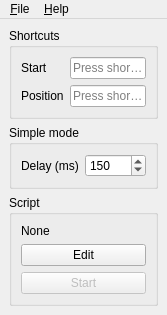
This is ui/mainwindow.ui in kervala/autoclicker as Qt 5 draws it before an edit. The edited form follows.
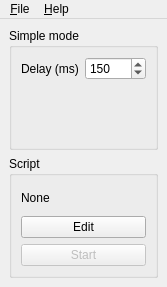
This is the edited form.

Commit message: Changed: Removed position key

```diff
--- a/ui/mainwindow.ui
+++ b/ui/mainwindow.ui
@@ -12,43 +12,6 @@
   </property>
   <widget class="QWidget" name="centralwidget">
    <layout class="QVBoxLayout" name="verticalLayout_2">
-    <item>
-     <widget class="QGroupBox" name="groupBox">
-      <property name="title">
-       <string>Shortcuts</string>
-      </property>
-      <layout class="QFormLayout" name="formLayout_2">
-       <item row="0" column="0">
-        <widget class="QLabel" name="startKeyLabel">
-         <property name="text">
-          <string>Start</string>
-         </property>
-        </widget>
-       </item>
-       <item row="0" column="1">
-        <widget class="QKeySequenceEdit" name="startKeySequenceEdit">
-         <property name="focusPolicy">
-          <enum>Qt::ClickFocus</enum>
-         </property>
-        </widget>
-       </item>
-       <item row="1" column="0">
-        <widget class="QLabel" name="label">
-         <property name="text">
-          <string>Position</string>
-         </property>
-        </widget>
-       </item>
-       <item row="1" column="1">
-        <widget class="QKeySequenceEdit" name="positionKeySequenceEdit">
-         <property name="focusPolicy">
-          <enum>Qt::ClickFocus</enum>
-         </property>
-        </widget>
-       </item>
-      </layout>
-     </widget>
-    </item>
     <item>
      <widget class="QGroupBox" name="simpleGroupBox">
       <property name="title">
```
The commit also changes 6 other files.
